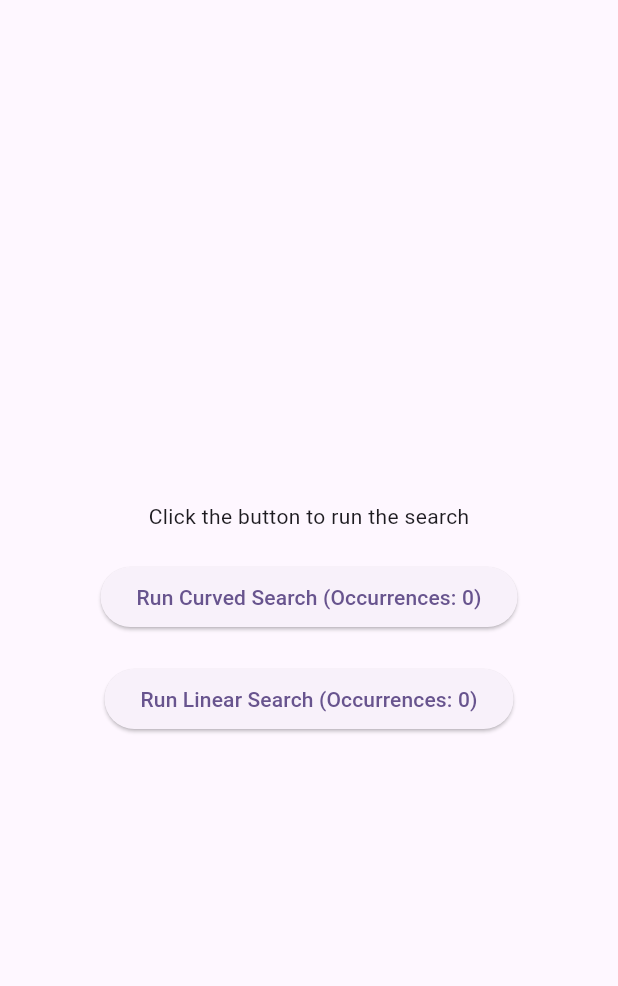
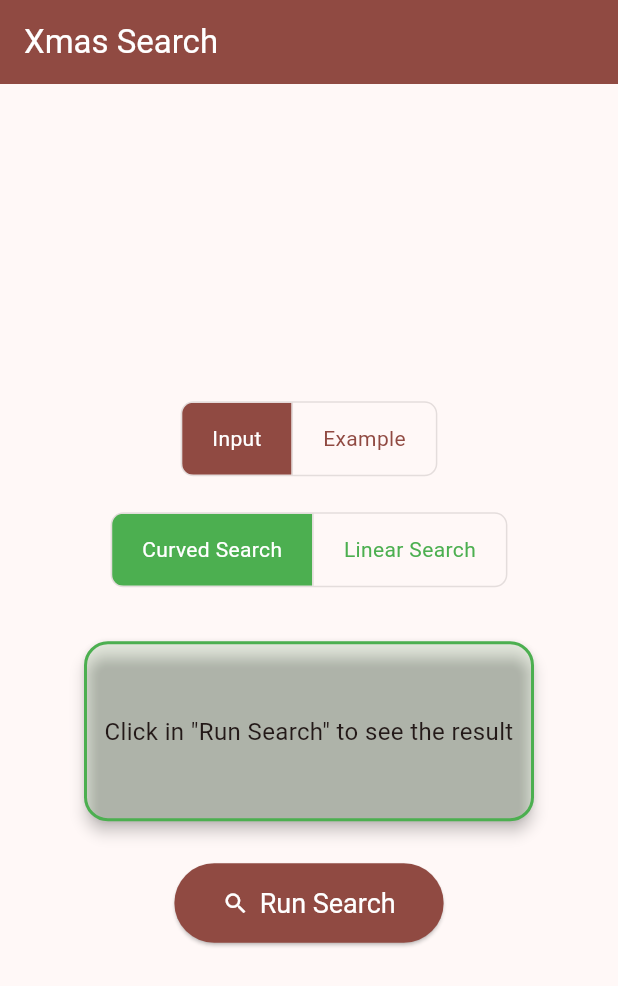
Before and after one commit to YtRocha/desafio_search-_xmas, a Flutter app: the screen it shows after launch, on a phone screen of 412 x 824 dp. Shown: the top 986 px of the screen. Run offline on Flutter 3.47's test engine with Material 3 defaults, Android fonts, the phone set to English and light mode, and no system bars; project files that could hold a hidden picture were left out.

Commit message:
UI Improvement

```diff
--- a/lib/main.dart
+++ b/lib/main.dart
@@ -1,82 +1,206 @@
 import 'package:flutter/material.dart';
 import 'package:flutter/services.dart' show rootBundle;
+import 'utils/curvedSearch.dart';
 import 'utils/linearSearch.dart';
-import 'utils/curvedSearch.dart';
-import 'dart:io';
 
 void main() {
-  runApp(const MyApp());
+  runApp(const XmasApp());
 }
 
-class MyApp extends StatelessWidget {
-  const MyApp({super.key});
+class XmasApp extends StatelessWidget {
+  const XmasApp({super.key});
 
   @override
   Widget build(BuildContext context) {
     return MaterialApp(
-      title: 'Flutter Demo',
+      title: 'Xmas Search',
       theme: ThemeData(
-        colorScheme: ColorScheme.fromSeed(seedColor: Colors.deepPurple),
+        colorScheme: ColorScheme.fromSeed(
+          seedColor: Colors.red,
+          secondary: Colors.green,
         ),
-      home: const MyHomePage(title: 'Flutter Demo Home Page'),
+        useMaterial3: true,
+      ),
+      home: const MyHomePage(),
     );
   }
 }
 
+// Enum to represent the type of search
+enum SearchType { curved, linear }
+
 class MyHomePage extends StatefulWidget {
-  const MyHomePage({super.key, required this.title});
-
-  final String title;
-
+  const MyHomePage({super.key});
   @override
   State<MyHomePage> createState() => _MyHomePageState();
 }
 
 class _MyHomePageState extends State<MyHomePage> {
-  int _curvedOccurrences = 0;
-  int _linearOccurrences = 0;
+  String _selectedFile = 'assets/input.txt';
+  SearchType _selectedType = SearchType.curved;
+  int? _result;
 
-  Future<void> _runCurvedSearch() async {
-    final data = await rootBundle.loadString('assets/input.txt');
-    final occurrences = runCurvedSearchFromString(data);
+  Future<void> _runSearch() async {
+    final data = await rootBundle.loadString(_selectedFile);
+    int occurrences;
+    if (_selectedType == SearchType.curved) {
+      occurrences = runCurvedSearchFromString(data);
+    } else {
+      occurrences = runLinearSearchFromString(data);
+    }
     setState(() {
-      _curvedOccurrences = occurrences;
-    });
-  }
-
-  Future<void> _runLinearSearch() async {
-    final data = await rootBundle.loadString('assets/example.txt');
-    final occurrences = runLinearSearchFromString(data);
-    setState(() {
-      _linearOccurrences = occurrences;
+      _result = occurrences;
     });
   }
 
   @override
   Widget build(BuildContext context) {
+    final colorScheme = Theme.of(context).colorScheme;
     return Scaffold(
+      appBar: AppBar(
+        title: const Text('Xmas Search'),
+        backgroundColor: colorScheme.primary,
+        foregroundColor: Colors.white,
+      ),
       body: Center(
+        child: SingleChildScrollView(
           child: Column(
             mainAxisAlignment: MainAxisAlignment.center,
             children: [
-            Text('Click the button to run the search'),
-            const SizedBox(height: 20),
-            ElevatedButton(
-              onPressed: _runCurvedSearch,
-              child: Text(
-                'Run Curved Search (Occurrences: $_curvedOccurrences)',
+              // Select file to search
+              Padding(
+                padding: const EdgeInsets.symmetric(vertical: 16.0),
+                child: ToggleButtons(
+                  isSelected: [
+                    _selectedFile == 'assets/input.txt',
+                    _selectedFile == 'assets/example.txt',
+                  ],
+                  onPressed: (index) {
+                    setState(() {
+                      _selectedFile = index == 0
+                          ? 'assets/input.txt'
+                          : 'assets/example.txt';
+                    });
+                  },
+                  borderRadius: BorderRadius.circular(8),
+                  selectedColor: Colors.white,
+                  fillColor: colorScheme.primary,
+                  color: colorScheme.primary,
+                  children: const [
+                    Padding(
+                      padding: EdgeInsets.symmetric(horizontal: 20),
+                      child: Text('Input'),
+                    ),
+                    Padding(
+                      padding: EdgeInsets.symmetric(horizontal: 20),
+                      child: Text('Example'),
+                    ),
+                  ],
                 ),
               ),
-            const SizedBox(height: 20),
-            ElevatedButton(
-              onPressed: _runLinearSearch,
-              child: Text(
-                'Run Linear Search (Occurrences: $_linearOccurrences)',
+              // type of search selection
+              Padding(
+                padding: const EdgeInsets.symmetric(vertical: 8.0),
+                child: ToggleButtons(
+                  isSelected: [
+                    _selectedType == SearchType.curved,
+                    _selectedType == SearchType.linear,
+                  ],
+                  onPressed: (index) {
+                    setState(() {
+                      _selectedType = index == 0
+                          ? SearchType.curved
+                          : SearchType.linear;
+                    });
+                  },
+                  borderRadius: BorderRadius.circular(8),
+                  selectedColor: Colors.white,
+                  fillColor: colorScheme.secondary,
+                  color: colorScheme.secondary,
+                  children: const [
+                    Padding(
+                      padding: EdgeInsets.symmetric(horizontal: 20),
+                      child: Text('Curved Search'),
+                    ),
+                    Padding(
+                      padding: EdgeInsets.symmetric(horizontal: 20),
+                      child: Text('Linear Search'),
+                    ),
+                  ],
+                ),
+              ),
+              const SizedBox(height: 24),
+              // Result card
+              Card(
+                elevation: 4,
+                color: colorScheme.secondary.withOpacity(0.1),
+                shape: RoundedRectangleBorder(
+                  borderRadius: BorderRadius.circular(16),
+                  side: BorderSide(color: colorScheme.secondary, width: 2),
+                ),
+                child: SizedBox(
+                  width: 300,
+                  height: 120,
+                  child: Center(
+                    child: _result == null
+                        ? const Text(
+                            'Click in "Run Search" to see the result',
+                            style: TextStyle(fontSize: 16),
+                            textAlign: TextAlign.center,
+                          )
+                        : Column(
+                            mainAxisAlignment: MainAxisAlignment.center,
+                            children: [
+                              Text(
+                                _selectedType == SearchType.curved
+                                    ? 'Curved Search'
+                                    : 'Linear Search',
+                                style: TextStyle(
+                                  fontSize: 18,
+                                  color: colorScheme.primary,
+                                  fontWeight: FontWeight.bold,
+                                ),
+                              ),
+                              const SizedBox(height: 8),
+                              Text(
+                                'Arquivo: ${_selectedFile.split('/').last}',
+                                style: TextStyle(
+                                  fontSize: 14,
+                                  color: colorScheme.secondary,
+                                ),
+                              ),
+                              const SizedBox(height: 8),
+                              Text(
+                                'Resultado: $_result',
+                                style: const TextStyle(
+                                  fontSize: 24,
+                                  fontWeight: FontWeight.bold,
                                 ),
                               ),
                             ],
                           ),
                   ),
+                ),
+              ),
+              const SizedBox(height: 24),
+              ElevatedButton.icon(
+                onPressed: _runSearch,
+                icon: const Icon(Icons.search),
+                label: const Text('Run Search'),
+                style: ElevatedButton.styleFrom(
+                  backgroundColor: colorScheme.primary,
+                  foregroundColor: Colors.white,
+                  padding: const EdgeInsets.symmetric(
+                    horizontal: 32,
+                    vertical: 16,
+                  ),
+                  textStyle: const TextStyle(fontSize: 18),
+                ),
+              ),
+            ],
+          ),
+        ),
+      ),
     );
   }
 }
```
Lines whose indentation alone changed are shown as unchanged.
